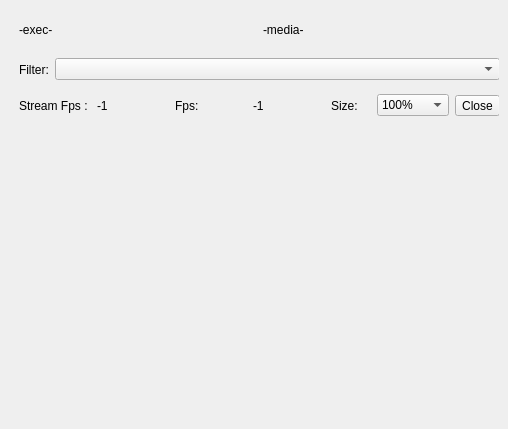
The window that SeaGoatVision/client/qt/uifiles/WinViewer.ui (Octets/SeaGoatVision) describes before a commit, drawn with Qt 5.
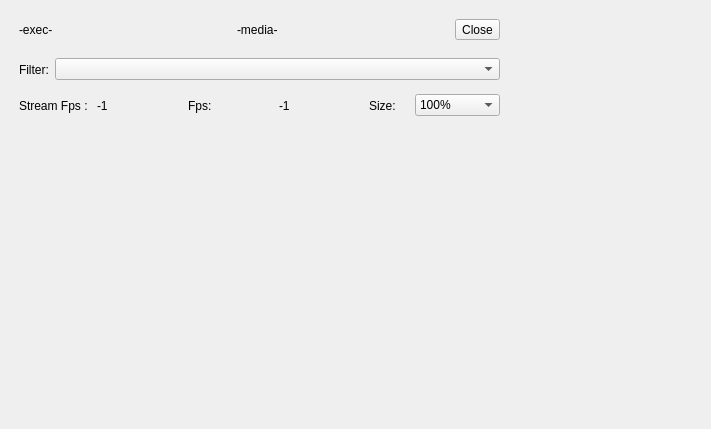
The same window after the commit.

Commit message: Qt: move close button in viewer in another layout. More usefull said the captain./client.py --local

```diff
--- a/SeaGoatVision/client/qt/uifiles/WinViewer.ui
+++ b/SeaGoatVision/client/qt/uifiles/WinViewer.ui
@@ -6,7 +6,7 @@
    <rect>
     <x>0</x>
     <y>0</y>
-    <width>508</width>
+    <width>711</width>
     <height>429</height>
    </rect>
   </property>
@@ -80,6 +80,13 @@
           </property>
          </widget>
         </item>
+        <item>
+         <widget class="QToolButton" name="closeButton">
+          <property name="text">
+           <string>Close</string>
+          </property>
+         </widget>
+        </item>
        </layout>
       </widget>
       <widget class="QWidget" name="layoutWidget">
@@ -220,13 +227,6 @@
           </item>
          </widget>
         </item>
-        <item>
-         <widget class="QToolButton" name="closeButton">
-          <property name="text">
-           <string>Close</string>
-          </property>
-         </widget>
-        </item>
        </layout>
       </widget>
       <widget class="QWidget" name="layoutWidget_2">
```
